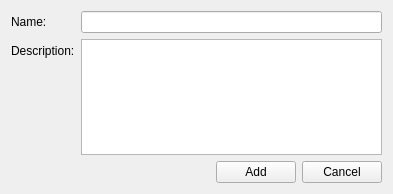
This is qt/apps/configurator/forms/tag_add.ui in Wolframe/qtClient as Qt 5 draws it before an edit. The edited form follows.
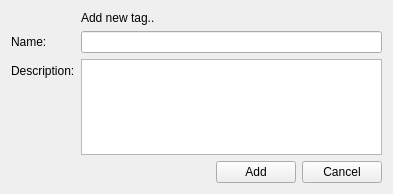
This is the edited form. Icons and pictures are not drawn.

Diff of the .ui file:
```diff
--- a/qt/apps/configurator/forms/tag_add.ui
+++ b/qt/apps/configurator/forms/tag_add.ui
@@ -14,7 +14,7 @@
    <string>Form</string>
   </property>
   <layout class="QFormLayout" name="formLayout">
-   <item row="0" column="0">
+   <item row="1" column="0">
     <widget class="QLabel" name="label_name">
      <property name="text">
       <string>Name:</string>
@@ -24,24 +24,24 @@
      </property>
     </widget>
    </item>
-   <item row="0" column="1">
+   <item row="1" column="1">
     <widget class="QLineEdit" name="name">
      <property name="initialFocus" stdset="0">
       <bool>true</bool>
      </property>
     </widget>
    </item>
-   <item row="1" column="0">
+   <item row="2" column="0">
     <widget class="QLabel" name="label_description">
      <property name="text">
       <string>Description:</string>
      </property>
     </widget>
    </item>
-   <item row="1" column="1">
-    <widget class="QPlainTextEdit" name="description"/>
-   </item>
    <item row="2" column="1">
+    <widget class="QPlainTextEdit" name="description"/>
+   </item>
+   <item row="3" column="1">
     <layout class="QHBoxLayout" name="horizontalLayout_2">
      <item>
       <layout class="QHBoxLayout" name="horizontalLayout">
@@ -94,6 +94,23 @@
      </item>
     </layout>
    </item>
+   <item row="0" column="0">
+    <widget class="QLabel" name="label">
+     <property name="text">
+      <string/>
+     </property>
+     <property name="pixmap">
+      <pixmap resource="../resources/configurator.qrc">:/images/tag_blue_add.png</pixmap>
+     </property>
+    </widget>
+   </item>
+   <item row="0" column="1">
+    <widget class="QLabel" name="label_2">
+     <property name="text">
+      <string>Add new tag..</string>
+     </property>
+    </widget>
+   </item>
   </layout>
  </widget>
  <tabstops>
```
Left out of the diff: 4 changed lines with no effect on the pictures.
